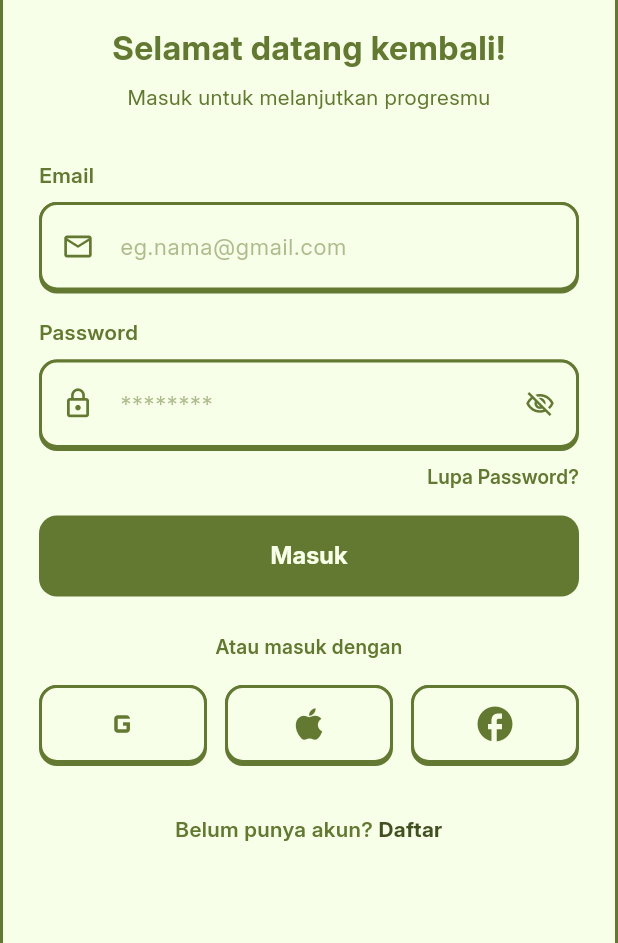
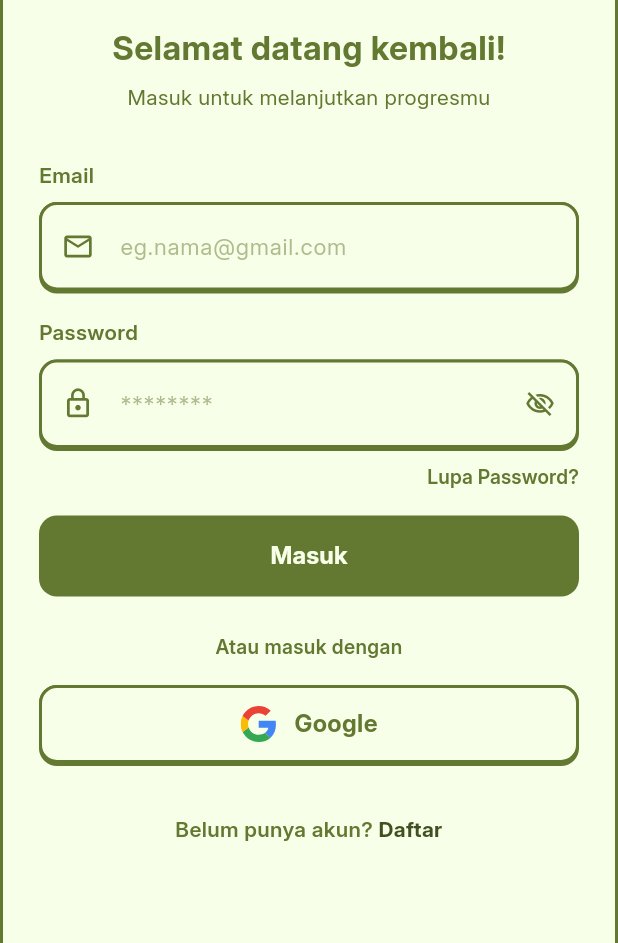
Before and after one commit to ElFahrezaSufi/Teenancial, a Flutter app: the screen it shows after launch, after a tap on "Mulai", on a phone screen of 412 x 824 dp, the part 293-1236 px from its top. Run offline on Flutter 3.47's test engine with Material 3 defaults, Android fonts, the phone set to English and light mode, and no system bars; our stand-ins replace flutter_svg, shared_preferences.

Commit message:
feat: menambahkan asset icon google dan memperbarui button google pada login screen

```diff
--- a/lib/screens/login_screen.dart
+++ b/lib/screens/login_screen.dart
@@ -318,20 +318,9 @@ class _LoginScreenState extends State<LoginScreen> {
                                       fontWeight: FontWeight.w600),
                                 ),
                                 const SizedBox(height: 16),
-                                Row(
-                                  mainAxisAlignment:
-                                      MainAxisAlignment.spaceBetween,
-                                  children: [
-                                    _SocialButton(
-                                        icon: Icons.g_mobiledata, onTap: () {}),
-                                    const SizedBox(width: 12),
-                                    _SocialButton(
-                                        icon: Icons.apple, onTap: () {}),
-                                    const SizedBox(width: 12),
-                                    _SocialButton(
-                                        icon: Icons.facebook, onTap: () {}),
-                                  ],
-                                ),
+                                _GoogleLoginButton(onTap: () {
+                                  // TODO: Tambahkan fungsi login google di sini
+                                }),
                                 const SizedBox(height: 32),
                                 Center(
                                   child: GestureDetector(
@@ -487,16 +476,13 @@ class _RoundedTextField extends StatelessWidget {
   }
 }
 
-class _SocialButton extends StatelessWidget {
-  const _SocialButton({required this.icon, required this.onTap});
-
-  final IconData icon;
+class _GoogleLoginButton extends StatelessWidget {
+  const _GoogleLoginButton({required this.onTap});
   final VoidCallback onTap;
 
   @override
   Widget build(BuildContext context) {
-    return Expanded(
-      child: GestureDetector(
+    return GestureDetector(
       onTap: onTap,
       child: Container(
         height: 54,
@@ -509,7 +495,24 @@ class _SocialButton extends StatelessWidget {
               borderRadius: BorderRadius.circular(12),
               border: Border.all(color: _primaryGreen, width: 2)),
           alignment: Alignment.center,
-            child: Icon(icon, color: _primaryGreen, size: 28),
+          child: Row(
+            mainAxisAlignment: MainAxisAlignment.center,
+            children: [
+              SvgPicture.asset(
+                'assets/images/google_icon.svg',
+                height: 24,
+                width: 24,
+              ),
+              const SizedBox(width: 12),
+              const Text(
+                'Google',
+                style: TextStyle(
+                    color: _primaryGreen,
+                    fontSize: 16,
+                    fontFamily: 'Inter',
+                    fontWeight: FontWeight.w700),
+              ),
+            ],
           ),
         ),
       ),
```
Also changed, not shown: assets/images/google_icon.svg (added). Lines whose indentation alone changed are shown as unchanged.
